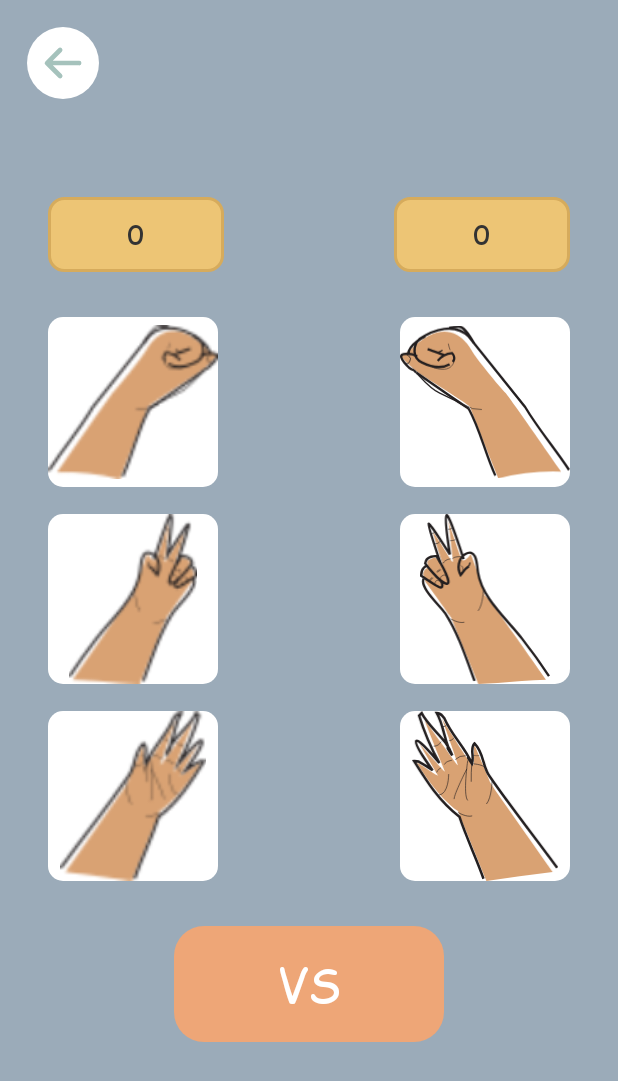
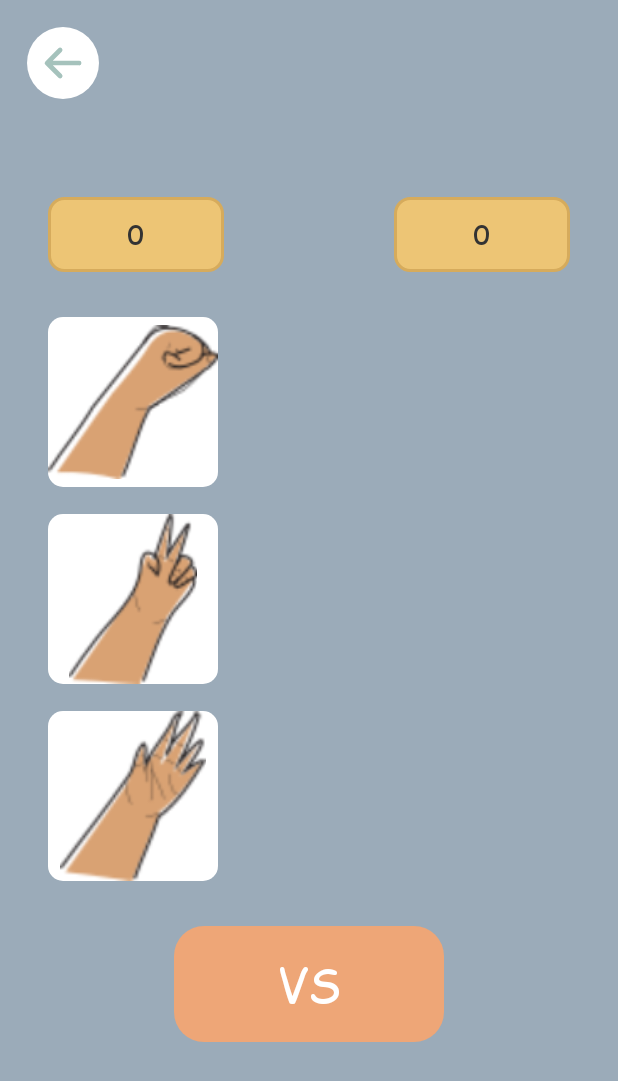
Before and after one commit to anekekarina99/TeamACodeChallenge7, an Android app: the PlayGameVsPlayer screen opened directly, with no data from a screen before it, on a phone screen of 412 x 824 dp. Shown: the top 1081 px of the screen. Run offline under Robolectric (Android 15) with nearby library versions, the phone set to English and light mode, and no system bars; our stand-ins replace RxJava, data binding; pictures from the network do not load; 1 statement that could not run was skipped.

Commit message:
[lukas] Mengganti logic game player vs player

```diff
--- a/app/src/main/res/layout/activity_play_game_vs_player.xml
+++ b/app/src/main/res/layout/activity_play_game_vs_player.xml
@@ -33,6 +33,7 @@
             android:layout_marginTop="30dp"
             android:fontFamily="@font/comic"
             android:gravity="center"
+            android:singleLine="true"
             android:text="@={viewModel.username}"
             android:textColor="@color/colorWhiteFont"
             android:textSize="18dp"
@@ -96,8 +97,10 @@
             android:layout_marginRight="32dp"
             android:fontFamily="@font/comic"
             android:gravity="center"
+            android:singleLine="true"
             android:text="@={viewModel.teman}"
             android:textColor="@color/colorWhiteFont"
+
             android:textSize="18dp"
             app:layout_constraintEnd_toEndOf="parent"
             app:layout_constraintTop_toBottomOf="@id/iv_back" />
@@ -125,6 +128,7 @@
             android:layout_marginRight="32dp"
             android:background="@drawable/bg_box_white_round"
             android:src="@drawable/ic_batu_kanan"
+            android:visibility="invisible"
             app:layout_constraintEnd_toEndOf="parent"
             app:layout_constraintTop_toBottomOf="@id/tv_skor_lawan" />
 
@@ -136,6 +140,7 @@
             android:layout_marginRight="32dp"
             android:background="@drawable/bg_box_white_round"
             android:src="@drawable/ic_gunting_kanan"
+            android:visibility="invisible"
             app:layout_constraintEnd_toEndOf="parent"
             app:layout_constraintTop_toBottomOf="@id/iv_batu" />
 
@@ -147,6 +152,7 @@
             android:layout_marginRight="32dp"
             android:background="@drawable/bg_box_white_round"
             android:src="@drawable/ic_kertas_kanan"
+            android:visibility="invisible"
             app:layout_constraintEnd_toEndOf="parent"
             app:layout_constraintTop_toBottomOf="@id/iv_gunting" />
 
```
Also changed, not shown: app/src/main/java/com/teamacodechallenge7/ui/playgamevsplayer/PlayGameVsPlayer.kt (+3 -5 lines).
